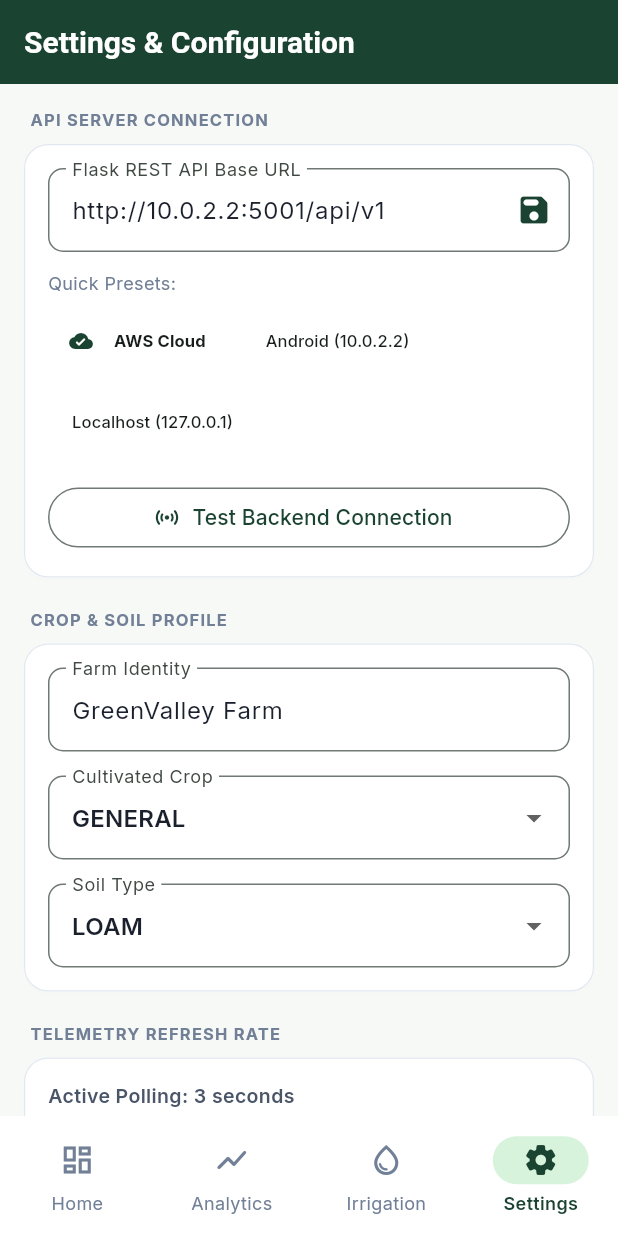
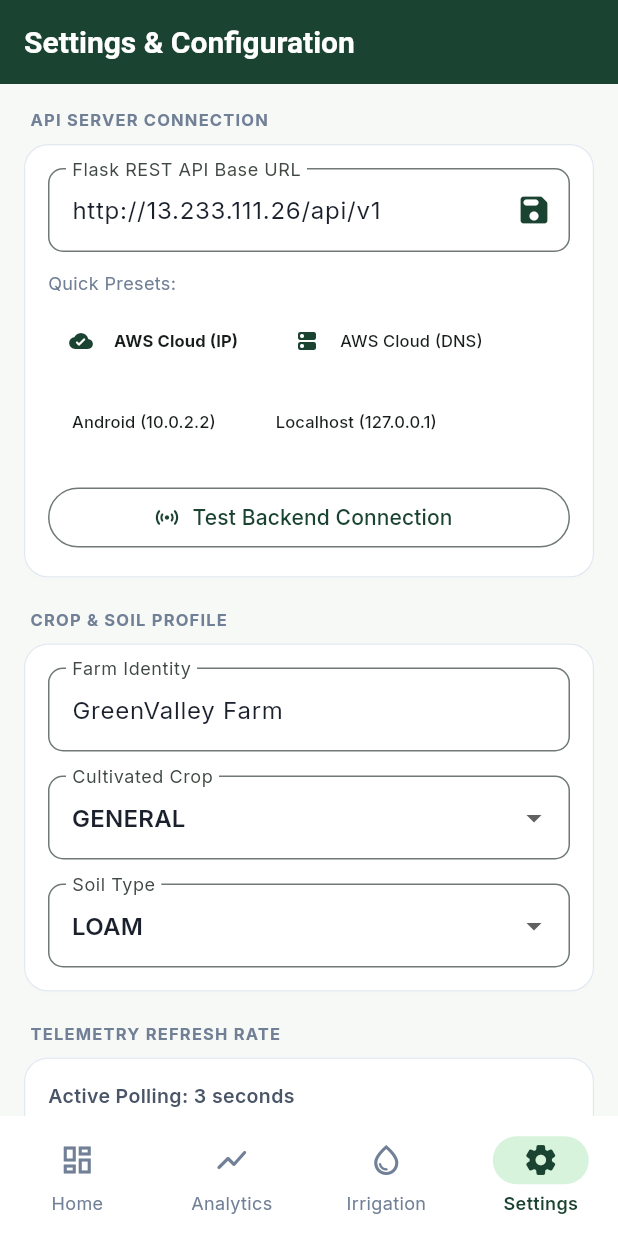
Before and after one commit to yashchokhat/AgriSense, a Flutter app: the screen it shows after launch, item 4 of the bottom bar chosen, on a phone screen of 412 x 824 dp. Run offline on Flutter 3.47's test engine with Material 3 defaults, Android fonts, the phone set to English and light mode, and no system bars; our stand-ins replace dio, fl_chart, google_fonts, shared_preferences; network calls fail.

Commit message:
feat(app): configure AWS EC2 public IPv4 and DNS as default backend endpoints

```diff
--- a/agrisense/lib/core/config/app_config.dart
+++ b/agrisense/lib/core/config/app_config.dart
@@ -5,24 +5,13 @@ class AppConfig {
   static const String appName = 'AgriSense';
   static const String appVersion = '1.0.0';
 
-  /// Production AWS EC2 endpoint
+  /// Production AWS EC2 endpoints
   static const String awsCloudUrl = 'http://13.233.111.26/api/v1';
+  static const String awsDnsUrl =
+      'http://ec2-13-233-111-26.ap-south-1.compute.amazonaws.com/api/v1';
 
-  /// Determines the sensible default API base URL based on platform.
-  static String get defaultBaseUrl {
-    if (kIsWeb) {
-      return 'http://127.0.0.1:5001/api/v1';
-    }
-    try {
-      if (Platform.isAndroid) {
-        // Standard Android emulator loopback alias to host machine
-        return 'http://10.0.2.2:5001/api/v1';
-      }
-    } catch (_) {
-      // Fallback if Platform check fails
-    }
-    return 'http://127.0.0.1:5001/api/v1';
-  }
+  /// Sensible default API base URL. Defaults to the live production AWS Cloud backend.
+  static String get defaultBaseUrl => awsCloudUrl;
 
   // Polling interval presets in seconds
   static const int activePollingIntervalSeconds = 3;
--- a/agrisense/lib/features/settings/screens/settings_screen.dart
+++ b/agrisense/lib/features/settings/screens/settings_screen.dart
@@ -58,7 +58,7 @@ class _SettingsScreenState extends State<SettingsScreen> {
                     controller: _urlController,
                     decoration: InputDecoration(
                       labelText: 'Flask REST API Base URL',
-                      hintText: 'http://10.0.2.2:5001/api/v1',
+                      hintText: AppConfig.awsCloudUrl,
                       border: OutlineInputBorder(borderRadius: BorderRadius.circular(10)),
                       suffixIcon: IconButton(
                         icon: const Icon(Icons.save_rounded, color: AppColors.primary),
@@ -85,9 +85,17 @@ class _SettingsScreenState extends State<SettingsScreen> {
                     children: [
                       ActionChip(
                         avatar: const Icon(Icons.cloud_done_rounded, size: 16),
-                        label: const Text('AWS Cloud', style: TextStyle(fontSize: 11, fontWeight: FontWeight.bold)),
+                        label: const Text('AWS Cloud (IP)', style: TextStyle(fontSize: 11, fontWeight: FontWeight.bold)),
                         onPressed: () {
                           _urlController.text = AppConfig.awsCloudUrl;
+                          settings.updateApiBaseUrl(_urlController.text);
+                        },
+                      ),
+                      ActionChip(
+                        avatar: const Icon(Icons.dns_rounded, size: 16),
+                        label: const Text('AWS Cloud (DNS)', style: TextStyle(fontSize: 11)),
+                        onPressed: () {
+                          _urlController.text = AppConfig.awsDnsUrl;
                           settings.updateApiBaseUrl(_urlController.text);
                         },
                       ),
```
